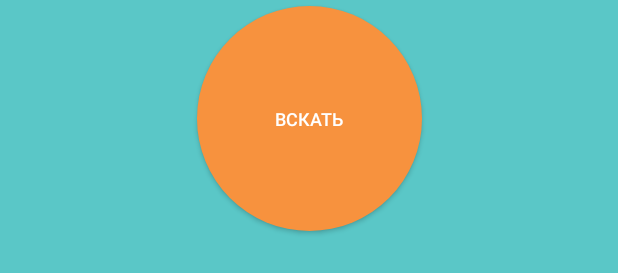
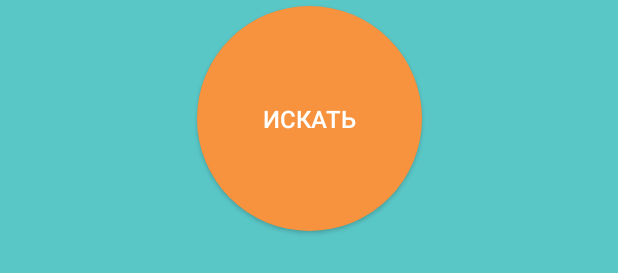
Before and after one commit to pashkobohdan/RandomJoke, an Android app: the layout activity_main.xml on its own in the app's theme, with its tools: preview values and no code run, on a phone screen of 412 x 824 dp. Shown: the part 500-773 px from the top of the screen. Run offline under Robolectric (Android 15) with nearby library versions, the phone set to English and light mode, and no system bars.

Commit message:
langs fix

```diff
--- a/app/src/main/res/layout/activity_main.xml
+++ b/app/src/main/res/layout/activity_main.xml
@@ -79,7 +79,7 @@
         android:paddingRight="16dp"
         android:text="@string/get_one_more_joke_text"
         android:textColor="@color/white"
-        android:textSize="12sp"
+        android:textSize="16sp"
         app:layout_constraintBottom_toBottomOf="parent"
         app:layout_constraintEnd_toEndOf="parent"
         app:layout_constraintStart_toStartOf="parent"
--- a/app/src/main/res/layout/activity_main_reading.xml
+++ b/app/src/main/res/layout/activity_main_reading.xml
@@ -81,7 +81,7 @@
         android:gravity="center"
         android:paddingLeft="16dp"
         android:paddingRight="16dp"
-        android:text="@string/get_one_more_joke_text"
+        android:text="@string/get_one_more_joke_text_reading"
         android:textColor="@color/white"
         android:textSize="12sp"
         app:layout_constraintBottom_toBottomOf="parent"
--- a/app/src/main/res/values/strings.xml
+++ b/app/src/main/res/values/strings.xml
@@ -1,6 +1,7 @@
 <resources>
     <string name="app_name">Random Joke</string>
-    <string name="get_one_more_joke_text">Bскать</string>
+    <string name="get_one_more_joke_text">Искать</string>
+    <string name="get_one_more_joke_text_reading">Искать еще</string>
     <string name="topic">Что искать ?</string>
     <string name="ok">OK</string>
     <string name="read_with_tts_descr">Прочитать голосом (TTS)</string>
```
